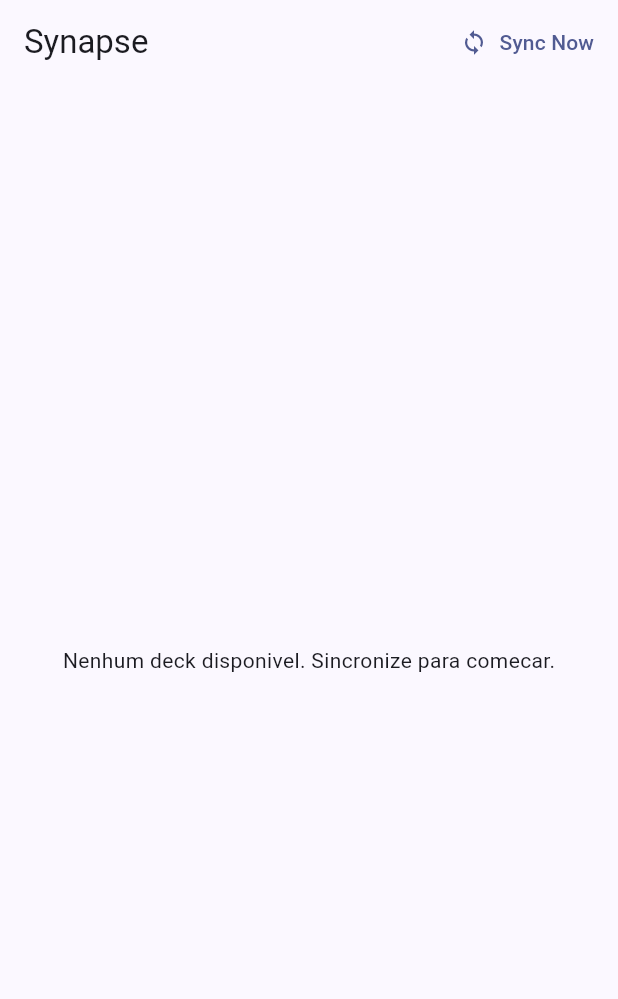
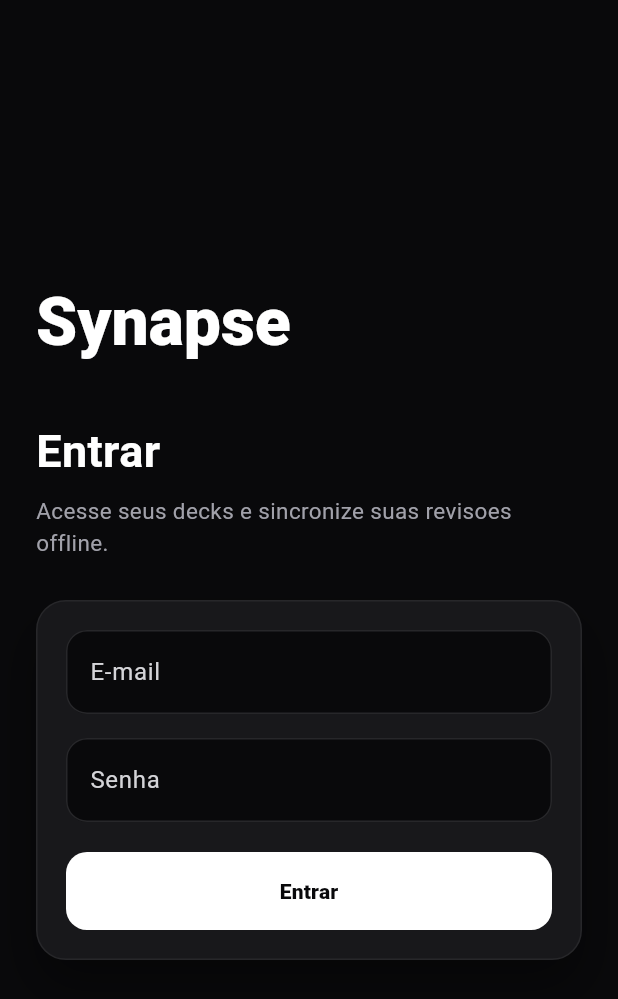
Before and after one commit to pedroberlatoaj1/synapse, a Flutter app: the screen it shows after launch, on a phone screen of 412 x 824 dp. Shown: the top 999 px of the screen. Run offline on Flutter 3.47's test engine with Material 3 defaults, Android fonts, the phone set to English and light mode, and no system bars; our stand-ins replace dio, drift, flutter_riverpod, flutter_secure_storage; accounts and stored records are empty; generated files the repository leaves out were written again.

Commit message:
feat(mobile): add secure auth flow and local db wipe on logout

```diff
--- a/mobile/lib/core/providers.dart
+++ b/mobile/lib/core/providers.dart
@@ -2,6 +2,8 @@
 import 'package:flutter_secure_storage/flutter_secure_storage.dart';
 import 'package:flutter_riverpod/flutter_riverpod.dart';
 import 'package:synapse_mobile/core/db/database.dart';
+import 'package:synapse_mobile/features/auth/auth_controller.dart';
+import 'package:synapse_mobile/features/auth/auth_repository.dart';
 import 'package:synapse_mobile/features/sync/sync_service.dart';
 
 const _defaultBaseUrl = String.fromEnvironment(
@@ -41,7 +43,7 @@
     InterceptorsWrapper(
       onRequest: (options, handler) async {
         options.headers.putIfAbsent('Accept', () => Headers.jsonContentType);
-        final token = await secureStorage.read(key: 'jwt_token');
+        final token = await secureStorage.read(key: accessTokenStorageKey);
         if (token != null && token.isNotEmpty) {
           options.headers['Authorization'] = 'Bearer $token';
         }
@@ -53,6 +55,23 @@
   return dio;
 });
 
+final authRepositoryProvider = Provider<AuthRepository>((ref) {
+  return AuthRepository(
+    dio: ref.watch(dioProvider),
+    secureStorage: ref.watch(secureStorageProvider),
+  );
+});
+
+final authControllerProvider =
+    StateNotifierProvider<AuthController, AuthState>((ref) {
+  final controller = AuthController(
+    authRepository: ref.watch(authRepositoryProvider),
+    database: ref.watch(appDatabaseProvider),
+  );
+  controller.restoreSession();
+  return controller;
+});
+
 final syncServiceProvider = Provider<SyncService>((ref) {
   return SyncService(
     database: ref.watch(appDatabaseProvider),
--- /dev/null
+++ b/mobile/lib/features/auth/login_screen.dart
@@ -0,0 +1,220 @@
+import 'package:flutter/material.dart';
+import 'package:flutter_riverpod/flutter_riverpod.dart';
+import 'package:synapse_mobile/core/providers.dart';
+import 'package:synapse_mobile/features/auth/auth_controller.dart';
+
+class LoginScreen extends ConsumerStatefulWidget {
+  const LoginScreen({super.key});
+
+  @override
+  ConsumerState<LoginScreen> createState() => _LoginScreenState();
+}
+
+class _LoginScreenState extends ConsumerState<LoginScreen> {
+  final _formKey = GlobalKey<FormState>();
+  final _emailController = TextEditingController();
+  final _passwordController = TextEditingController();
+
+  @override
+  void dispose() {
+    _emailController.dispose();
+    _passwordController.dispose();
+    super.dispose();
+  }
+
+  Future<void> _submit() async {
+    if (!_formKey.currentState!.validate()) {
+      return;
+    }
+
+    await ref.read(authControllerProvider.notifier).login(
+          email: _emailController.text,
+          password: _passwordController.text,
+        );
+  }
+
+  @override
+  Widget build(BuildContext context) {
+    final authState = ref.watch(authControllerProvider);
+    final isLoading = authState.status == AuthStatus.loading;
+
+    return Scaffold(
+      backgroundColor: const Color(0xFF09090B),
+      body: SafeArea(
+        child: Center(
+          child: SingleChildScrollView(
+            padding: const EdgeInsets.all(24),
+            child: ConstrainedBox(
+              constraints: const BoxConstraints(maxWidth: 420),
+              child: Column(
+                crossAxisAlignment: CrossAxisAlignment.stretch,
+                children: [
+                  const Text(
+                    'Synapse',
+                    style: TextStyle(
+                      color: Colors.white,
+                      fontSize: 44,
+                      fontWeight: FontWeight.w800,
+                      letterSpacing: 0,
+                    ),
+                  ),
+                  const SizedBox(height: 32),
+                  const Text(
+                    'Entrar',
+                    style: TextStyle(
+                      color: Colors.white,
+                      fontSize: 30,
+                      fontWeight: FontWeight.w700,
+                    ),
+                  ),
+                  const SizedBox(height: 8),
+                  const Text(
+                    'Acesse seus decks e sincronize suas revisoes offline.',
+                    style: TextStyle(
+                      color: Color(0xFFA1A1AA),
+                      fontSize: 15,
+                      height: 1.4,
+                    ),
+                  ),
+                  const SizedBox(height: 28),
+                  DecoratedBox(
+                    decoration: BoxDecoration(
+                      color: const Color(0xFF18181B),
+                      borderRadius: BorderRadius.circular(20),
+                      border: Border.all(color: const Color(0xFF27272A)),
+                      boxShadow: const [
+                        BoxShadow(
+                          color: Color(0x66000000),
+                          blurRadius: 28,
+                          offset: Offset(0, 18),
+                        ),
+                      ],
+                    ),
+                    child: Padding(
+                      padding: const EdgeInsets.all(20),
+                      child: Form(
+                        key: _formKey,
+                        child: Column(
+                          crossAxisAlignment: CrossAxisAlignment.stretch,
+                          children: [
+                            TextFormField(
+                              controller: _emailController,
+                              keyboardType: TextInputType.emailAddress,
+                              autofillHints: const [AutofillHints.email],
+                              autocorrect: false,
+                              enabled: !isLoading,
+                              style: const TextStyle(color: Colors.white),
+                              decoration: _inputDecoration('E-mail'),
+                              validator: (value) {
+                                final email = value?.trim() ?? '';
+                                if (email.isEmpty || !email.contains('@')) {
+                                  return 'Informe um e-mail valido.';
+                                }
+                                return null;
+                              },
+                            ),
+                            const SizedBox(height: 16),
+                            TextFormField(
+                              controller: _passwordController,
+                              obscureText: true,
+                              autofillHints: const [AutofillHints.password],
+                              enabled: !isLoading,
+                              style: const TextStyle(color: Colors.white),
+                              decoration: _inputDecoration('Senha'),
+                              validator: (value) {
+                                if ((value ?? '').isEmpty) {
+                                  return 'Informe sua senha.';
+                                }
+                                return null;
+                              },
+                              onFieldSubmitted: (_) => _submit(),
+                            ),
+                            if (authState.errorMessage != null) ...[
+                              const SizedBox(height: 16),
+                              DecoratedBox(
+                                decoration: BoxDecoration(
+                                  color: const Color(0xFF450A0A),
+                                  borderRadius: BorderRadius.circular(14),
+                                  border: Border.all(
+                                    color: const Color(0xFF991B1B),
+                                  ),
+                                ),
+                                child: Padding(
+                                  padding: const EdgeInsets.all(12),
+                                  child: Text(
+                                    authState.errorMessage!,
+                                    style: const TextStyle(
+                                      color: Color(0xFFFECACA),
+                                      fontSize: 13,
+                                    ),
+                                  ),
+                                ),
+                              ),
+                            ],
+                            const SizedBox(height: 20),
+                            FilledButton(
+                              onPressed: isLoading ? null : _submit,
+                              style: FilledButton.styleFrom(
+                                backgroundColor: Colors.white,
+                                foregroundColor: const Color(0xFF09090B),
+                                disabledBackgroundColor:
+                                    const Color(0x73FFFFFF),
+                                minimumSize: const Size.fromHeight(52),
+                                shape: RoundedRectangleBorder(
+                                  borderRadius: BorderRadius.circular(14),
+                                ),
+                              ),
+                              child: isLoading
+                                  ? const SizedBox.square(
+                                      dimension: 20,
+                                      child: CircularProgressIndicator(
+                                        strokeWidth: 2,
+                                      ),
+                                    )
+                                  : const Text(
+                                      'Entrar',
+                                      style: TextStyle(
+                                        fontWeight: FontWeight.w800,
+                                      ),
+                                    ),
+                            ),
+                          ],
+                        ),
+                      ),
+                    ),
+                  ),
+                ],
+              ),
+            ),
+          ),
+        ),
+      ),
+    );
+  }
+
+  InputDecoration _inputDecoration(String label) {
+    return InputDecoration(
+      labelText: label,
+      labelStyle: const TextStyle(color: Color(0xFFD4D4D8)),
+      filled: true,
+      fillColor: const Color(0xFF09090B),
+      enabledBorder: OutlineInputBorder(
+        borderRadius: BorderRadius.circular(14),
+        borderSide: const BorderSide(color: Color(0xFF27272A)),
+      ),
+      focusedBorder: OutlineInputBorder(
+        borderRadius: BorderRadius.circular(14),
+        borderSide: const BorderSide(color: Color(0xFFA1A1AA)),
+      ),
+      errorBorder: OutlineInputBorder(
+        borderRadius: BorderRadius.circular(14),
+        borderSide: const BorderSide(color: Color(0xFFDC2626)),
+      ),
+      focusedErrorBorder: OutlineInputBorder(
+        borderRadius: BorderRadius.circular(14),
+        borderSide: const BorderSide(color: Color(0xFFF87171)),
+      ),
+      errorStyle: const TextStyle(color: Color(0xFFFCA5A5)),
+    );
+  }
+}
--- a/mobile/lib/main.dart
+++ b/mobile/lib/main.dart
@@ -1,5 +1,8 @@
 import 'package:flutter/material.dart';
 import 'package:flutter_riverpod/flutter_riverpod.dart';
+import 'package:synapse_mobile/core/providers.dart';
+import 'package:synapse_mobile/features/auth/auth_controller.dart';
+import 'package:synapse_mobile/features/auth/login_screen.dart';
 import 'package:synapse_mobile/features/decks/decks_screen.dart';
 
 void main() {
@@ -15,10 +18,34 @@
       title: 'Synapse',
       debugShowCheckedModeBanner: false,
       theme: ThemeData(
-        colorScheme: ColorScheme.fromSeed(seedColor: Colors.indigo),
+        colorScheme: ColorScheme.fromSeed(
+          seedColor: Colors.indigo,
+          brightness: Brightness.dark,
+        ),
         useMaterial3: true,
       ),
-      home: const DecksScreen(),
+      home: const AuthGate(),
     );
   }
 }
+
+class AuthGate extends ConsumerWidget {
+  const AuthGate({super.key});
+
+  @override
+  Widget build(BuildContext context, WidgetRef ref) {
+    final authState = ref.watch(authControllerProvider);
+
+    switch (authState.status) {
+      case AuthStatus.loading:
+        return const Scaffold(
+          backgroundColor: Color(0xFF09090B),
+          body: Center(child: CircularProgressIndicator()),
+        );
+      case AuthStatus.authenticated:
+        return const DecksScreen();
+      case AuthStatus.unauthenticated:
+        return const LoginScreen();
+    }
+  }
+}
```
Also changed, not shown: mobile/lib/features/auth/auth_controller.dart (added, +90 -0 lines), mobile/lib/features/auth/auth_repository.dart (added, +93 -0 lines), 1 other file.
